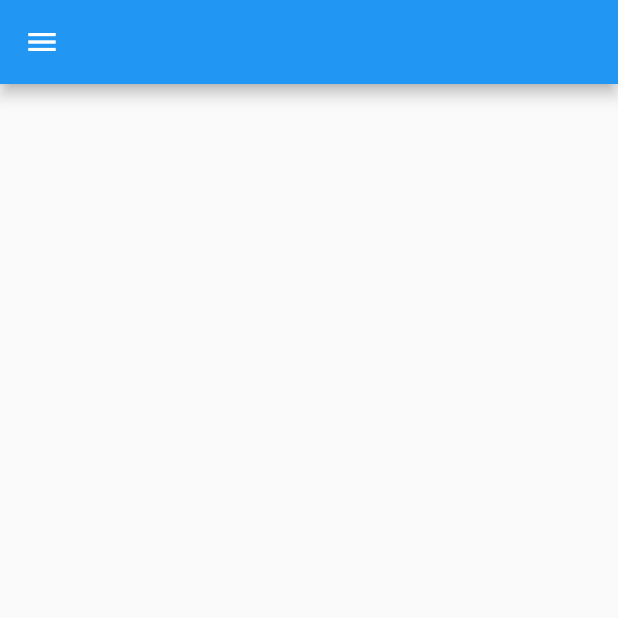
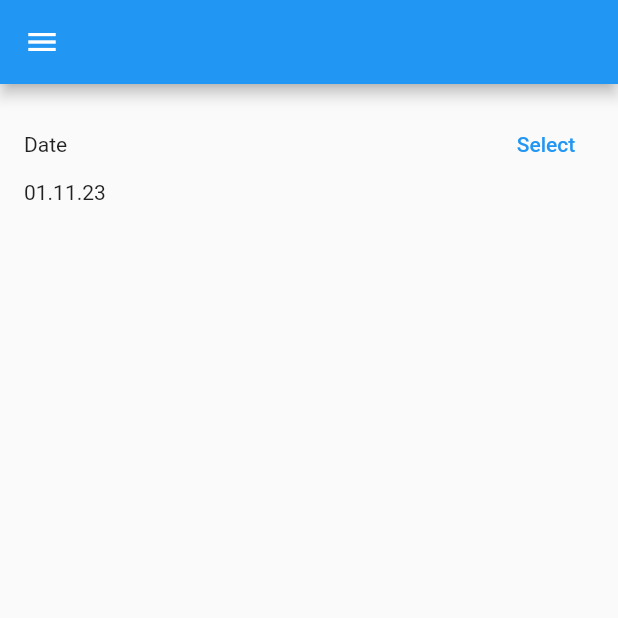
Before and after one commit to tangguhw/IncubixTalentFess_Android_Tangguh-Widodo, a Flutter app: the screen it shows after launch, on a phone screen of 412 x 824 dp, the top half of it. Run offline on Flutter 3.47's test engine with Material 2 defaults, Android fonts, the phone set to English and light mode, and no system bars; our stand-ins replace google_fonts.

Commit message:
DateTime with INTL

```diff
--- a/pertemuan4/lib/homescreen.dart
+++ b/pertemuan4/lib/homescreen.dart
@@ -1,4 +1,5 @@
 import 'package:flutter/material.dart';
+import 'package:intl/intl.dart';
 
 class HomeScreen extends StatefulWidget {
   const HomeScreen({super.key});
@@ -8,6 +9,9 @@ class HomeScreen extends StatefulWidget {
 }
 
 class _HomeScreenState extends State<HomeScreen> {
+  DateTime dueDate = DateTime.now();
+  final currentDate = DateTime.now();
+
   @override
   Widget build(BuildContext context) {
     return Scaffold(
@@ -37,7 +41,39 @@ class _HomeScreenState extends State<HomeScreen> {
           ),
         ),
       ),
-      body: ListView(),
+      body: ListView(
+        children: [
+          Padding(
+            padding: EdgeInsets.all(16),
+            child: Column(
+              crossAxisAlignment: CrossAxisAlignment.start,
+              children: [
+                Row(
+                  mainAxisAlignment: MainAxisAlignment.spaceBetween,
+                  children: [
+                    Text("Date"),
+                    TextButton(
+                        onPressed: () async {
+                          final selectDate = await showDatePicker(
+                              context: context,
+                              initialDate: currentDate,
+                              firstDate: DateTime(2000),
+                              lastDate: DateTime(currentDate.year + 5));
+                          setState(() {
+                            if (selectDate != null) {
+                              dueDate = selectDate;
+                            }
+                          });
+                        },
+                        child: Text("Select"))
+                  ],
+                ),
+                Text(DateFormat('dd.MM.yy').format(dueDate)),
+              ],
+            ),
+          )
+        ],
+      ),
     );
   }
 }
--- a/pertemuan4/pubspec.yaml
+++ b/pertemuan4/pubspec.yaml
@@ -35,6 +35,7 @@ dependencies:
   # The following adds the Cupertino Icons font to your application.
   # Use with the CupertinoIcons class for iOS style icons.
   cupertino_icons: ^1.0.2
+  intl: ^0.18.1
 
 dev_dependencies:
   flutter_test:
```
Also changed, not shown: pertemuan4/pubspec.lock.
